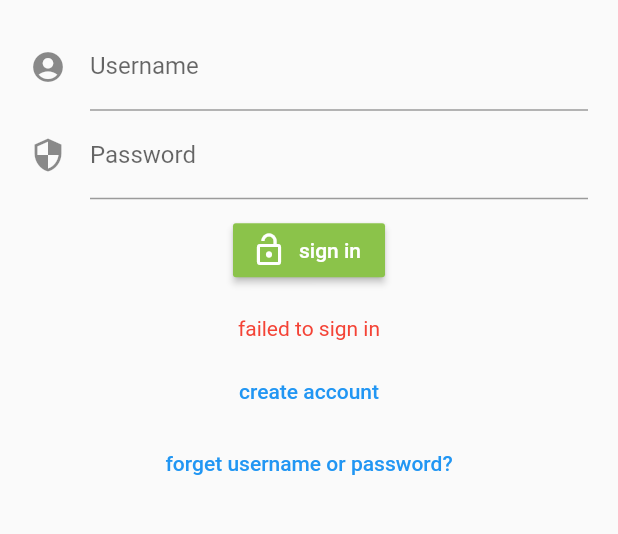
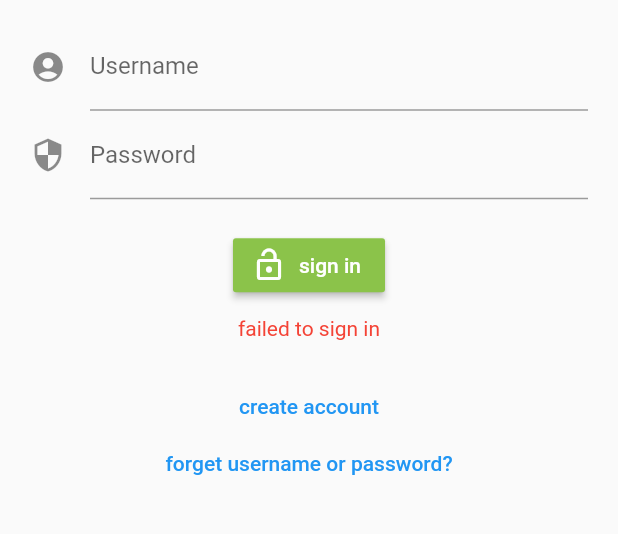
Before and after one commit to Nkoyama/CarOwnerConnect, a Flutter app: the screen it shows after launch, on a phone screen of 412 x 824 dp, the part 305-839 px from its top. Run offline on Flutter 3.47's test engine with Material 2 defaults, Android fonts, the light colour scheme and no system bars.

Commit message:
配置微修正

```diff
--- a/car_owner_connect/lib/main.dart
+++ b/car_owner_connect/lib/main.dart
@@ -10,7 +10,6 @@
   @override
   Widget build(BuildContext context) {
     return new MaterialApp(
-      debugShowCheckedModeBanner: false,
       theme: ThemeData(),
       home: Scaffold(
         appBar: Header(headerText: 'sing in'),
@@ -69,6 +68,7 @@
 
           // sign in button
           Container(
+            padding: EdgeInsets.all(10),
             child: SignInResult(title: 'Flutter Demo Home Page'),
           ),
 
@@ -85,7 +85,7 @@
                 );
               },
               textColor: Colors.blue,
-              padding: EdgeInsets.only(left:20.0, right:20.0),
+              padding: EdgeInsets.only(left:20.0, right:20.0, top:20.0),
             ),
           ),
 
@@ -137,7 +137,7 @@
           ),
 
           Container(
-            padding: EdgeInsets.all(10),
+            padding: EdgeInsets.all(0),
             child: Text(
               signInMessage,
               style: TextStyle(
```
